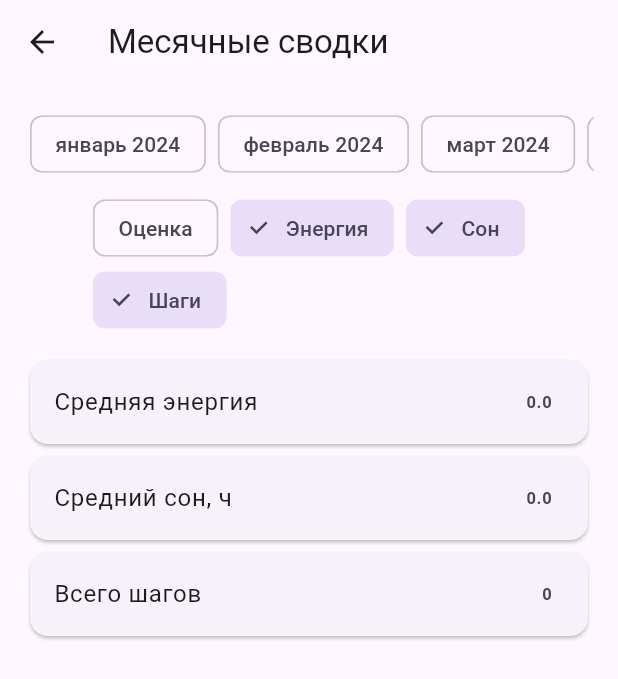
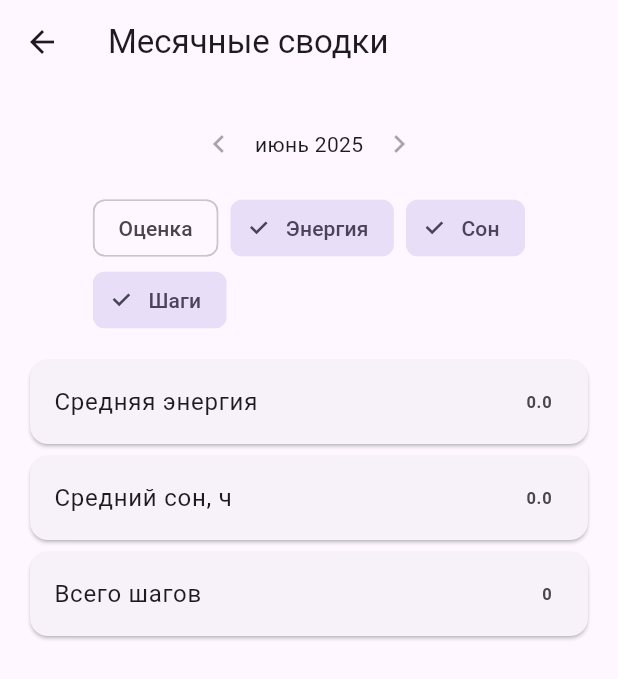
Before and after one commit to amran1451/digital_diary_app, a Flutter app: the MonthlySummaryScreen screen opened by its route, after a tap on "Оценка", on a phone screen of 412 x 824 dp. Shown: the top 679 px of the screen. Run offline on Flutter 3.47's test engine with Material 3 defaults, Android fonts, the phone set to English and light mode, and no system bars; our stand-ins replace cloud_firestore, connectivity_plus, csv, file_picker, firebase_auth, firebase_core and 12 more; missing offline and left inert: finance_tracker, nutrition_tracker, planner_app, simple_heatmap_calendar, workout_app; accounts and stored records are empty.

Commit message:
рефакторинг: в экране аналитики по месяцам убрать отображение всех месяцев оставить один с возомжностью листать

```diff
--- a/lib/screens/history_diary/analytics/monthly_summary_screen.dart
+++ b/lib/screens/history_diary/analytics/monthly_summary_screen.dart
@@ -24,28 +24,35 @@ class _MonthlySummaryScreenState extends State<MonthlySummaryScreen> {
   @override
   void initState() {
     super.initState();
-    _generateMonths();
     _load();
   }
 
-  void _generateMonths() {
-    DateTime cur = DateTime(2024, 1);
-    final end = DateTime(2025, 6);
-    int idx = 0;
-    final now = DateTime(DateTime.now().year, DateTime.now().month);
-    while (!cur.isAfter(end)) {
-      _months.add(cur);
-      if (cur.year == now.year && cur.month == now.month) {
-        _selectedIndex = idx;
-      }
-      cur = DateTime(cur.year, cur.month + 1);
-      idx++;
-    }
-  }
+  bool get _hasPrev => _selectedIndex > 0;
+  bool get _hasNext => _selectedIndex < _months.length - 1;
 
   Future<void> _load() async {
     final all = await LocalDb.fetchAll();
-    setState(() => _all = all);
+    final months = <DateTime>{};
+    final now = DateTime(DateTime.now().year, DateTime.now().month);
+    months.add(now);
+    for (final e in all) {
+      final parts = e.date.split('-');
+      if (parts.length != 3) continue;
+      final d = int.tryParse(parts[0]);
+      final m = int.tryParse(parts[1]);
+      final y = int.tryParse(parts[2]);
+      if (d == null || m == null || y == null) continue;
+      months.add(DateTime(y, m));
+    }
+    final sorted = months.toList()..sort();
+    final idx = sorted.indexWhere((m) => m.year == now.year && m.month == now.month);
+    setState(() {
+      _all = all;
+      _months
+        ..clear()
+        ..addAll(sorted);
+      _selectedIndex = idx >= 0 ? idx : 0;
+    });
   }
 
   List<EntryData> get _entries {
@@ -98,20 +105,23 @@ class _MonthlySummaryScreenState extends State<MonthlySummaryScreen> {
           children: [
             SizedBox(
               height: 48,
-              child: ListView.builder(
-                scrollDirection: Axis.horizontal,
-                itemCount: _months.length,
-                itemBuilder: (_, i) {
-                  final sel = i == _selectedIndex;
-                  return Padding(
-                    padding: const EdgeInsets.symmetric(horizontal: 4),
-                    child: ChoiceChip(
-                      label: Text(monthNames[i]),
-                      selected: sel,
-                      onSelected: (_) => setState(() => _selectedIndex = i),
-                    ),
-                  );
-                },
+              child: Row(
+                mainAxisAlignment: MainAxisAlignment.center,
+                children: [
+                  IconButton(
+                    icon: const Icon(Icons.chevron_left),
+                    onPressed: _hasPrev
+                        ? () => setState(() => _selectedIndex--)
+                        : null,
+                  ),
+                  Text(monthNames.isEmpty ? '' : monthNames[_selectedIndex]),
+                  IconButton(
+                    icon: const Icon(Icons.chevron_right),
+                    onPressed: _hasNext
+                        ? () => setState(() => _selectedIndex++)
+                        : null,
+                  ),
+                ],
               ),
             ),
             const SizedBox(height: 8),
```
